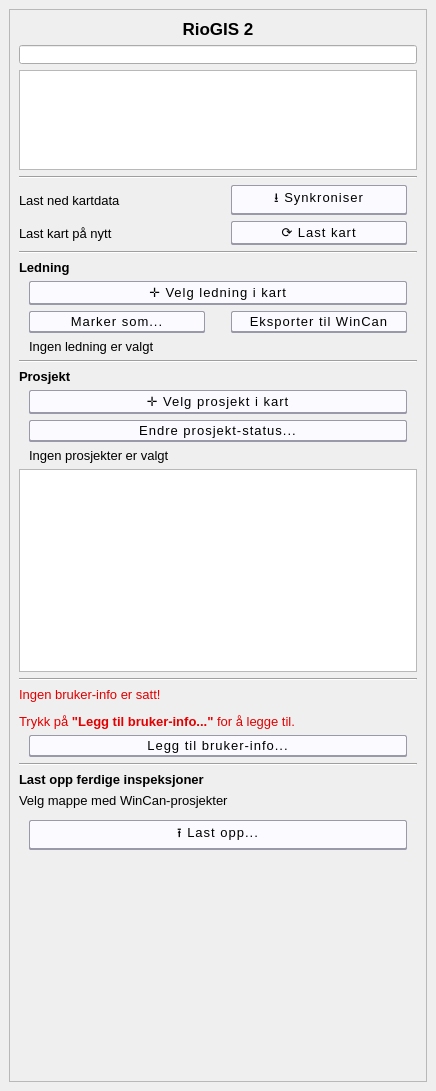
The window that riogisoffline/dialog/riogis_dockwidget.ui (vavpp/riogisoffline) describes before a commit, drawn with Qt 5.
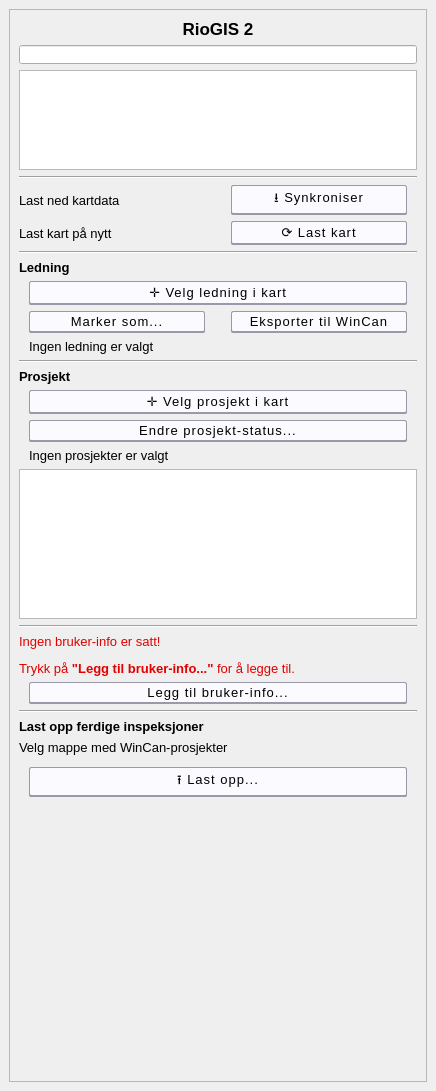
The same window after the commit. Custom widgets are drawn as their Qt base class.

The edit to the form file:
```diff
--- a/riogisoffline/dialog/riogis_dockwidget.ui
+++ b/riogisoffline/dialog/riogis_dockwidget.ui
@@ -360,6 +360,12 @@
           <property name="enabled">
            <bool>true</bool>
           </property>
+          <property name="maximumSize">
+           <size>
+            <width>16777215</width>
+            <height>150</height>
+           </size>
+          </property>
          </widget>
         </item>
        </layout>
```
